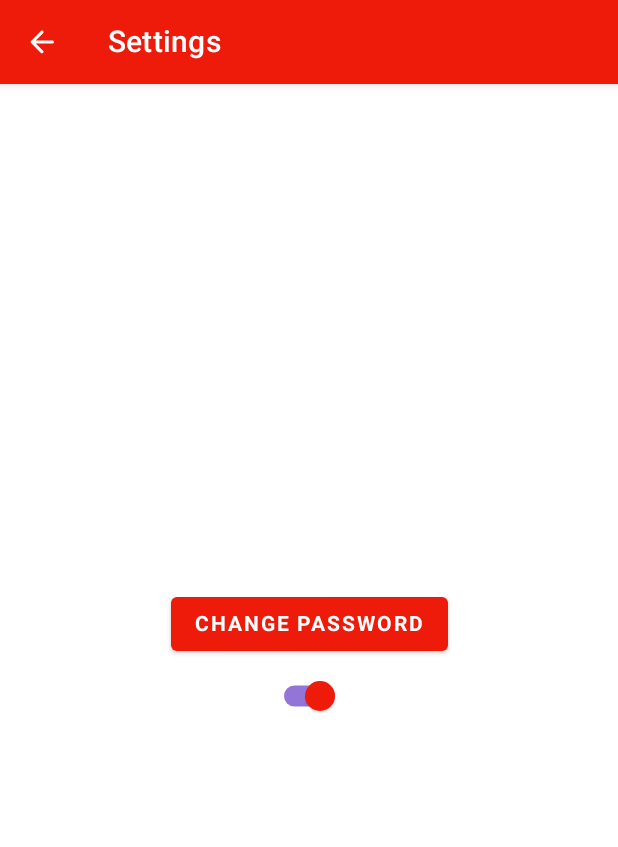
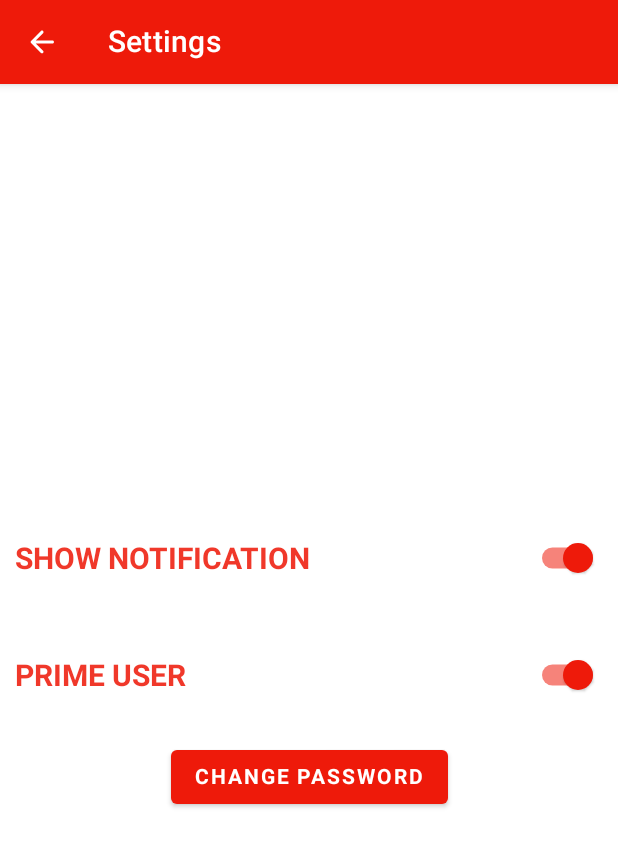
Before and after one commit to iKhan1057/ecommerce, an Android app built with Jetpack Compose: the SettingsScreen screen opened through its navigation route, on a phone screen of 412 x 824 dp. Shown: the top 847 px of the screen. Run offline under Robolectric (Android 15) with nearby library versions, the phone set to English and light mode, and no system bars; our stand-ins replace Dagger/Hilt's generated code, Room's generated code; pictures from the network do not load.

Commit message:
Added some new settings

```diff
--- /dev/null
+++ b/app/src/main/java/com/ecommerceapp/AppSwitch.kt
@@ -0,0 +1,42 @@
+package com.ecommerceapp
+
+import androidx.compose.material.MaterialTheme
+import androidx.compose.material.Switch
+import androidx.compose.material.SwitchDefaults
+import androidx.compose.material.Text
+import androidx.compose.runtime.Composable
+import androidx.compose.runtime.getValue
+import androidx.compose.runtime.mutableStateOf
+import androidx.compose.runtime.remember
+import androidx.compose.runtime.setValue
+import androidx.compose.ui.Modifier
+import androidx.compose.ui.graphics.Color
+import androidx.compose.ui.text.font.FontWeight
+import androidx.compose.ui.unit.sp
+
+@Composable
+fun AppSwitch(modifier: Modifier = Modifier){
+    var checked by remember { mutableStateOf(true) }
+    Switch(
+        checked = checked,
+        onCheckedChange = {
+            checked = it
+        },
+        colors = SwitchDefaults.colors(
+            checkedThumbColor = MaterialTheme.colors.onBackground,
+            checkedTrackColor = MaterialTheme.colors.primary,
+            uncheckedThumbColor = Color.DarkGray,
+            uncheckedTrackColor = Color.Gray,
+        )
+    )
+}
+
+@Composable
+fun AppText(modifier: Modifier = Modifier,text:String, isUpperCase:Boolean){
+    Text(
+        text = if(isUpperCase)text.uppercase() else text,
+        modifier = modifier,
+        fontSize = 20.sp,
+        fontWeight = FontWeight.Bold
+    )
+}
--- a/app/src/main/java/com/ecommerceapp/screens/cms/Settings.kt
+++ b/app/src/main/java/com/ecommerceapp/screens/cms/Settings.kt
@@ -2,7 +2,10 @@ package com.ecommerceapp.screens.cms
 
 import androidx.compose.foundation.layout.Arrangement
 import androidx.compose.foundation.layout.Column
+import androidx.compose.foundation.layout.Row
 import androidx.compose.foundation.layout.fillMaxSize
+import androidx.compose.foundation.layout.fillMaxWidth
+import androidx.compose.foundation.layout.padding
 import androidx.compose.material.MaterialTheme
 import androidx.compose.material.Surface
 import androidx.compose.material.Switch
@@ -14,11 +17,16 @@ import androidx.compose.runtime.remember
 import androidx.compose.runtime.setValue
 import androidx.compose.ui.Alignment
 import androidx.compose.ui.Modifier
+import androidx.compose.ui.graphics.Color
 import androidx.compose.ui.res.stringResource
+import androidx.compose.ui.unit.dp
 import androidx.navigation.NavHostController
+import com.ecommerceapp.AppSwitch
+import com.ecommerceapp.AppText
 import com.ecommerceapp.R
 import com.ecommerceapp.component.AppButton
 import com.ecommerceapp.component.AppContent
+import com.ecommerceapp.component.AppDivider
 import com.ecommerceapp.navigation.AppScreenName
 
 @Composable
@@ -29,27 +37,33 @@ fun SettingsScreen(navController: NavHostController) {
                 .fillMaxSize(),
             color = MaterialTheme.colors.background
         ) {
-            var checked by remember { mutableStateOf(true) }
+
             Column(
                 verticalArrangement = Arrangement.Center,
                 horizontalAlignment = Alignment.CenterHorizontally
             ) {
+                Row(modifier = Modifier
+                    .fillMaxWidth()
+                    .padding(all = 10.dp), horizontalArrangement = Arrangement.SpaceBetween, verticalAlignment = Alignment.CenterVertically) {
+                    AppText(text = stringResource(id = R.string.shownoti), isUpperCase = false)
+                    AppSwitch()
+                }
+
+                AppDivider()
+
+                Row(modifier = Modifier
+                    .fillMaxWidth()
+                    .padding(all = 10.dp), horizontalArrangement = Arrangement.SpaceBetween, verticalAlignment = Alignment.CenterVertically) {
+                    AppText(text = stringResource(id = R.string.primeuser), isUpperCase = false)
+                    AppSwitch()
+                }
+
+                AppDivider()
+
                 AppButton(buttonname = stringResource(id = R.string.changepwd)) {
                     navController.navigate(AppScreenName.CHANGEPASSWORD.name)
                 }
 
-                Switch(
-                    checked = checked,
-                    onCheckedChange = {
-                        checked = it
-                    },
-                    colors = SwitchDefaults.colors(
-                        checkedThumbColor = MaterialTheme.colors.primary,
-                        checkedTrackColor = MaterialTheme.colors.primaryVariant,
-                        uncheckedThumbColor = MaterialTheme.colors.secondary,
-                        uncheckedTrackColor = MaterialTheme.colors.secondaryVariant,
-                    )
-                )
             }
         }
     }
--- a/app/src/main/res/values/strings.xml
+++ b/app/src/main/res/values/strings.xml
@@ -52,4 +52,6 @@
     <string name="favcart">Favorite Cart</string>
     <string name="wallet">Wallet</string>
     <string name="verify_otp">OTP Verification</string>
+    <string name="primeuser">PRIME USER</string>
+    <string name="shownoti">SHOW NOTIFICATION</string>
 </resources>
```
